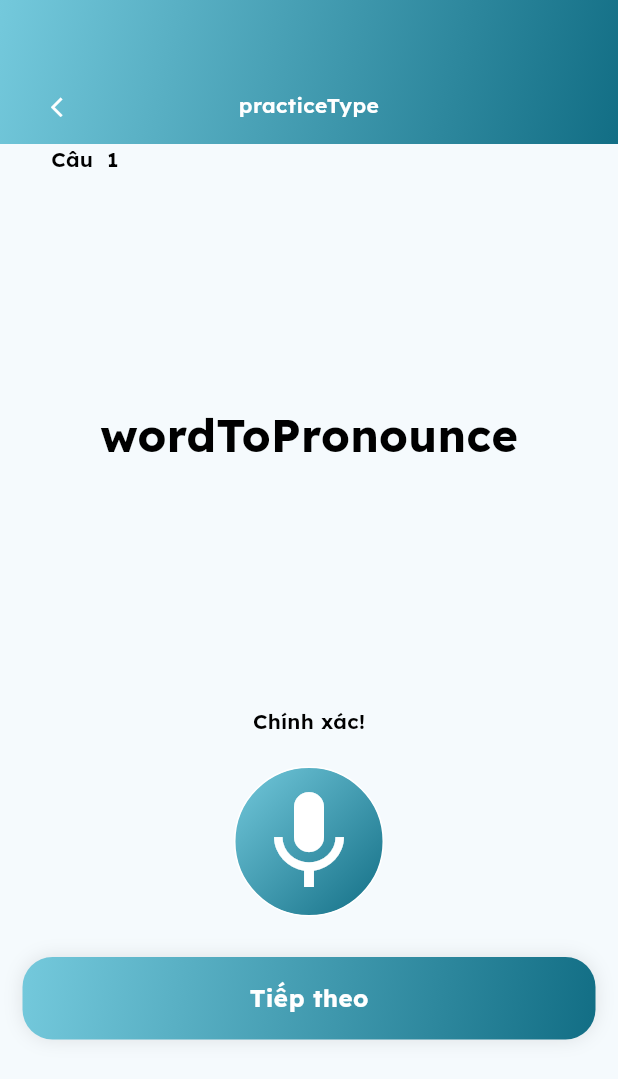
After one commit to anhkhoatqt11/ez_english, a Flutter app: the SpeakingQuestionPage screen opened by its route, on a phone screen of 412 x 824 dp. The commit adds this screen. Shown: the top 1079 px of the screen. Run offline on Flutter 3.47's test engine with Material 3 defaults, Android fonts, the phone set to English and light mode, and no system bars; our stand-ins replace flutter_svg, google_fonts, supabase_flutter; accounts and stored records are empty; generated files the repository leaves out were written again.

Commit message:
add speaking question page

```diff
--- a/lib/l10n/app_en.arb
+++ b/lib/l10n/app_en.arb
@@ -41,5 +41,9 @@
     "listening_practice": "Listening Practice",
     "speaking_practice": "Speaking Practice",
     "next": "Next",
-    "question": "Question"
+    "question": "Question",
+    "press_and_hold": "Press and hold to start speaking",
+    "recording": "Recording...",
+    "incorrect_try_again": "Incorrect, try again",
+    "correct": "Correct!"
 }
--- a/lib/l10n/app_vi.arb
+++ b/lib/l10n/app_vi.arb
@@ -41,5 +41,9 @@
     "listening_practice": "Luyện nghe",
     "speaking_practice": "Luyện nói",
     "next": "Tiếp theo",
-    "question": "Câu "
+    "question": "Câu ",
+    "press_and_hold": "Nhấn và giữ để nói",
+    "recording": "Đang ghi...",
+    "incorrect_try_again": "Chưa đúng, thử lại",
+    "correct": "Chính xác!"
 }
--- /dev/null
+++ b/lib/presentation/main/practice/speaking/speaking_question_page.dart
@@ -0,0 +1,197 @@
+import 'package:flutter/material.dart';
+import 'package:ez_english/config/color_manager.dart';
+import 'package:ez_english/config/style_manager.dart';
+import 'package:ez_english/presentation/common/widgets/stateless/common_button.dart';
+import 'package:flutter_gen/gen_l10n/app_localizations.dart';
+
+class SpeakingQuestionPage extends StatefulWidget {
+  const SpeakingQuestionPage({super.key});
+
+  @override
+  _SpeakingQuestionPageState createState() => _SpeakingQuestionPageState();
+}
+
+class _SpeakingQuestionPageState extends State<SpeakingQuestionPage> {
+  @override
+  void initState() {
+    super.initState();
+  }
+
+  @override
+  void dispose() {
+    super.dispose();
+  }
+
+  @override
+  Widget build(BuildContext context) {
+    return Scaffold(
+      body: Column(
+        children: <Widget>[
+          SpeakingQuestionPageAppBar(),
+          const Expanded(
+            child: SpeakingQuestionPageBody(1),
+          ),
+        ]
+      ),
+    );
+  }
+}
+
+class SpeakingQuestionPageAppBar extends StatefulWidget {
+  @override
+  _SpeakingQuestionPageAppBarState createState() => _SpeakingQuestionPageAppBarState();
+}
+
+class _SpeakingQuestionPageAppBarState extends State<SpeakingQuestionPageAppBar> {
+
+  @override
+  Widget build(BuildContext context) {
+    return Stack(
+      children: <Widget>[
+        Container(
+          height: 96,
+          width: double.infinity,
+          decoration: const BoxDecoration(
+            gradient: ColorManager.linearGradientPrimary,
+          ),
+          child: Column(
+            children: <Widget>[
+              const SizedBox(height: 60),
+              Text(
+                'practiceType',
+                textAlign: TextAlign.center,
+                style: getSemiBoldStyle(color: Colors.white, fontSize: 14)
+              ),
+            ],
+          ),
+        ),
+        Positioned(
+          top: 63,
+          left: 34,
+          child: InkWell(
+            onTap: () {},
+            child: const SizedBox(
+              height: 15.63,
+              width: 10.09,
+              child: Icon(
+                Icons.arrow_back_ios,
+                color: Colors.white,
+                size: 15.63,
+              )
+            ),
+          ),
+        ),
+      ]
+    );
+  }
+}
+
+class SpeakingQuestionPageBody extends StatefulWidget {
+  final int questionIndex;
+
+  const SpeakingQuestionPageBody(this.questionIndex);
+
+  @override
+  _SpeakingQuestionPageBodyState createState() => _SpeakingQuestionPageBodyState();
+}
+
+class _SpeakingQuestionPageBodyState extends State<SpeakingQuestionPageBody> {
+  @override
+  Widget build(BuildContext context) {
+    return ListView(
+      children: <Widget>[
+        Container(
+          height: 22,
+          padding: const EdgeInsets.only(left: 34),
+          child: Text(
+            '${AppLocalizations.of(context)!.question} ${widget.questionIndex}',
+            style: getSemiBoldStyle(color: Colors.black, fontSize: 14)
+          ),
+        ),
+        SizedBox(
+          height: 520,
+          child: Center(
+            child: Column(
+              children: <Widget>[
+                const SizedBox(height: 150),
+                Text(
+                  'wordToPronounce',
+                  style: getBoldStyle(color: Colors.black, fontSize: 30),
+                ),
+                const SizedBox(height: 160),
+                RecordingAttribute(3),
+                const SizedBox(height: 20),
+                InkWell(
+                  onLongPress: () {},
+                  splashColor: Colors.blue,
+                  child: Container(
+                    height: 100,
+                    width: 100,
+                    decoration: BoxDecoration(
+                      gradient: ColorManager.linearGradientPrimary,
+                      borderRadius: BorderRadius.circular(100),
+                      border: Border.all(color: Colors.white, width: 1)
+                    ),
+                    child: const Icon(
+                      Icons.mic,
+                      color: Colors.white,
+                      size: 80,
+                    )
+                  )
+                ),
+              ],
+            ),
+          )
+        ),
+        Container(
+          padding: const EdgeInsets.only(left: 15, right: 15),
+          child: CommonButton(text: AppLocalizations.of(context)!.next),
+        ),
+        const SizedBox(height: 23)
+      ],
+    );
+  }
+}
+
+class RecordingAttribute extends StatefulWidget {
+  int index;
+
+  RecordingAttribute(this.index);
+
+  @override
+  _RecordingAttributeState createState() => _RecordingAttributeState();
+}
+
+class _RecordingAttributeState extends State<RecordingAttribute> {
+  @override
+  Widget build(BuildContext context) {
+    if (widget.index == 0)
+    {
+      return Text(
+        AppLocalizations.of(context)!.press_and_hold,
+        style: getSemiBoldStyle(color: Colors.black, fontSize: 14),
+      );
+    }
+    else if (widget.index == 1)
+    {
+      return Text(
+        AppLocalizations.of(context)!.recording,
+        style: getSemiBoldStyle(color: Colors.black, fontSize: 14),
+      );
+    }
+    else if (widget.index == 2)
+    {
+      return Text(
+        AppLocalizations.of(context)!.incorrect_try_again,
+        style: getSemiBoldStyle(color: Colors.black, fontSize: 14),
+      );
+    }
+    else
+    {
+      return Text(
+        AppLocalizations.of(context)!.correct,
+        style: getSemiBoldStyle(color: Colors.black, fontSize: 14),
+      );
+    }
+  }
+}
--- a/lib/utils/route_manager.dart
+++ b/lib/utils/route_manager.dart
@@ -10,6 +10,7 @@ import 'package:ez_english/presentation/main/practice/practice_page.dart';
 import 'package:ez_english/presentation/main/practice/listening/listening_practice_page.dart';
 import 'package:ez_english/presentation/main/practice/listening/listening_question_page.dart';
 import 'package:ez_english/presentation/main/practice/speaking/speaking_practice_page.dart';
+import 'package:ez_english/presentation/main/practice/speaking/speaking_question_page.dart';
 
 
 class RoutesName {
@@ -23,6 +24,7 @@ class RoutesName {
   static const String listeningPracticeRoute = "listening_practice";
   static const String listeningQuestionRoute = "listening_question";
   static const String speakingPracticeRoute = "speaking_practice";
+  static const String speakingQuestionRoute = "speaking_question";
 }
 
 class Routes {
@@ -48,6 +50,8 @@ class Routes {
         return MaterialPageRoute(builder: (_) => const ListeningQuestionPage());
       case RoutesName.speakingPracticeRoute:
         return MaterialPageRoute(builder: (_) => const SpeakingPage());
+      case RoutesName.speakingQuestionRoute:
+        return MaterialPageRoute(builder: (_) => const SpeakingQuestionPage());
       default:
         return MaterialPageRoute(
             builder: (_) => const Scaffold(
```
